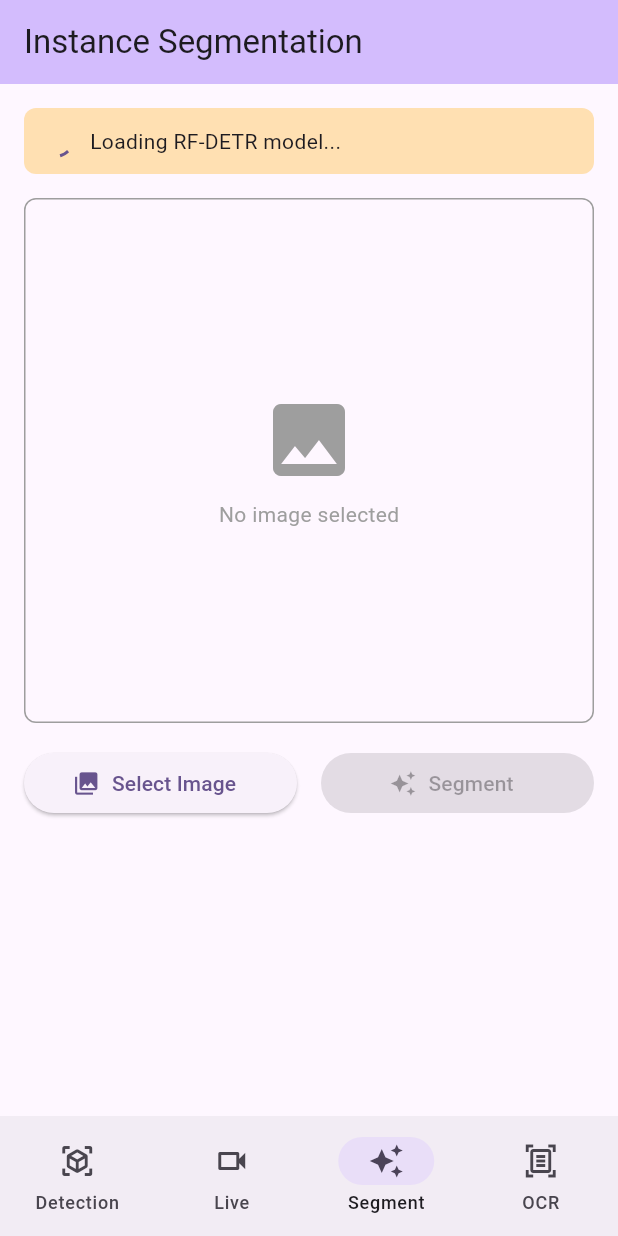
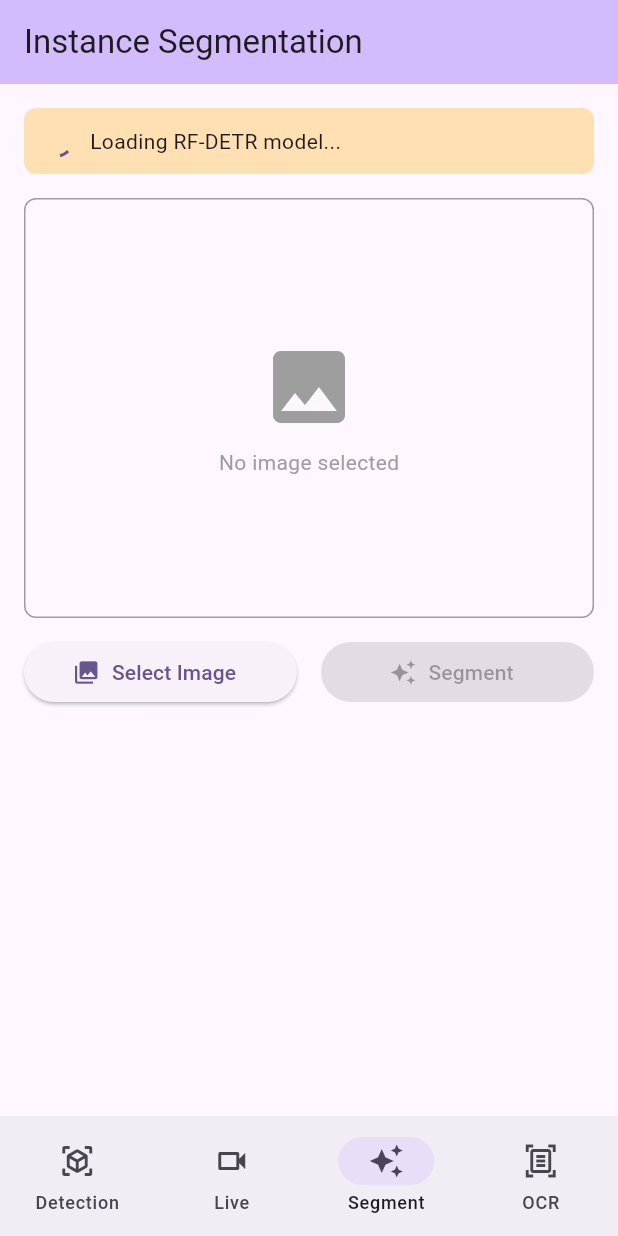
Before and after one commit to cgroll/flutter-cv-edge-app, a Flutter app: the screen it shows after launch, item 3 of the bottom bar chosen, on a phone screen of 412 x 824 dp. Run offline on Flutter 3.47's test engine with Material 3 defaults, Android fonts, the phone set to English and light mode, and no system bars; our stand-ins replace camera, image_picker; missing offline and left inert: google_mlkit_text_recognition, onnxruntime, ultralytics_yolo.

Commit message:
Fix instance segmentation layout to keep image visible while scrolling
The image and action buttons now stay fixed at the top while the
results list scrolls independently below, allowing users to select
objects and see the mask overlay without losing sight of the image.

Co-Authored-By: Claude Opus 4.5 <noreply@anthropic.com>

```diff
--- a/lib/main.dart
+++ b/lib/main.dart
@@ -1772,7 +1772,10 @@ class _InstanceSegmentationPageState extends State<InstanceSegmentationPage> {
         backgroundColor: Theme.of(context).colorScheme.inversePrimary,
         title: const Text('Instance Segmentation'),
       ),
-      body: SingleChildScrollView(
+      body: Column(
+        children: [
+          // Fixed top section with image and buttons
+          Padding(
             padding: const EdgeInsets.all(16),
             child: Column(
               crossAxisAlignment: CrossAxisAlignment.stretch,
@@ -1801,7 +1804,7 @@ class _InstanceSegmentationPageState extends State<InstanceSegmentationPage> {
 
                 // Image display area with segmentation overlay
                 Container(
-              height: 350,
+                  height: 280,
                   decoration: BoxDecoration(
                     border: Border.all(color: Colors.grey),
                     borderRadius: BorderRadius.circular(8),
@@ -1830,7 +1833,7 @@ class _InstanceSegmentationPageState extends State<InstanceSegmentationPage> {
                           ),
                         ),
                 ),
-            const SizedBox(height: 16),
+                const SizedBox(height: 12),
 
                 // Action buttons
                 Row(
@@ -1859,10 +1862,18 @@ class _InstanceSegmentationPageState extends State<InstanceSegmentationPage> {
                     ),
                   ],
                 ),
-            const SizedBox(height: 24),
-
-            // Results section
-            if (_segmentationResults.isNotEmpty) ...[
+              ],
+            ),
+          ),
+
+          // Scrollable results section
+          Expanded(
+            child: _segmentationResults.isNotEmpty
+                ? Padding(
+                    padding: const EdgeInsets.symmetric(horizontal: 16),
+                    child: Column(
+                      crossAxisAlignment: CrossAxisAlignment.stretch,
+                      children: [
                         Row(
                           children: [
                             Text(
@@ -1887,18 +1898,25 @@ class _InstanceSegmentationPageState extends State<InstanceSegmentationPage> {
                           ],
                         ),
                         const SizedBox(height: 8),
-              // Split results into Class 1 and other classes
-              ..._buildResultsSections(),
-            ] else if (_selectedImage != null && !_isProcessing) ...[
-              const Center(
+                        // Scrollable list of results
+                        Expanded(
+                          child: ListView(
+                            children: _buildResultsSections(),
+                          ),
+                        ),
+                      ],
+                    ),
+                  )
+                : _selectedImage != null && !_isProcessing
+                    ? const Center(
                         child: Text(
                           'Press Segment to find and segment objects in the image',
                           style: TextStyle(color: Colors.grey),
                         ),
+                      )
+                    : const SizedBox.shrink(),
           ),
         ],
-          ],
-        ),
       ),
     );
   }
```
Lines whose indentation alone changed are shown as unchanged.
